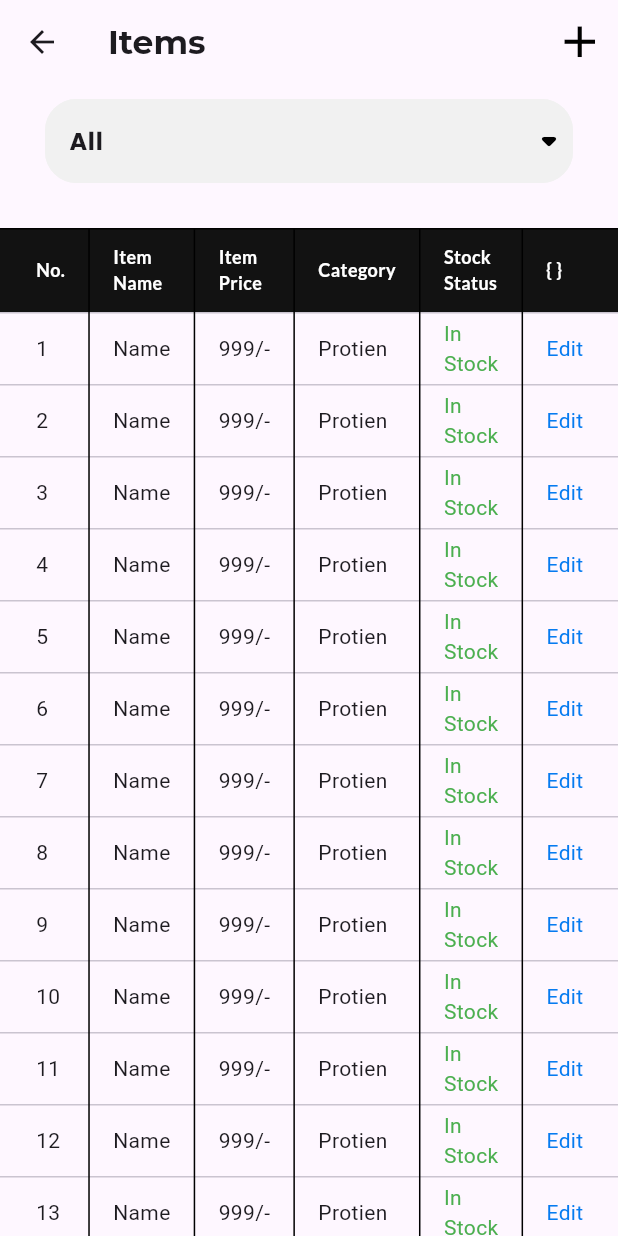
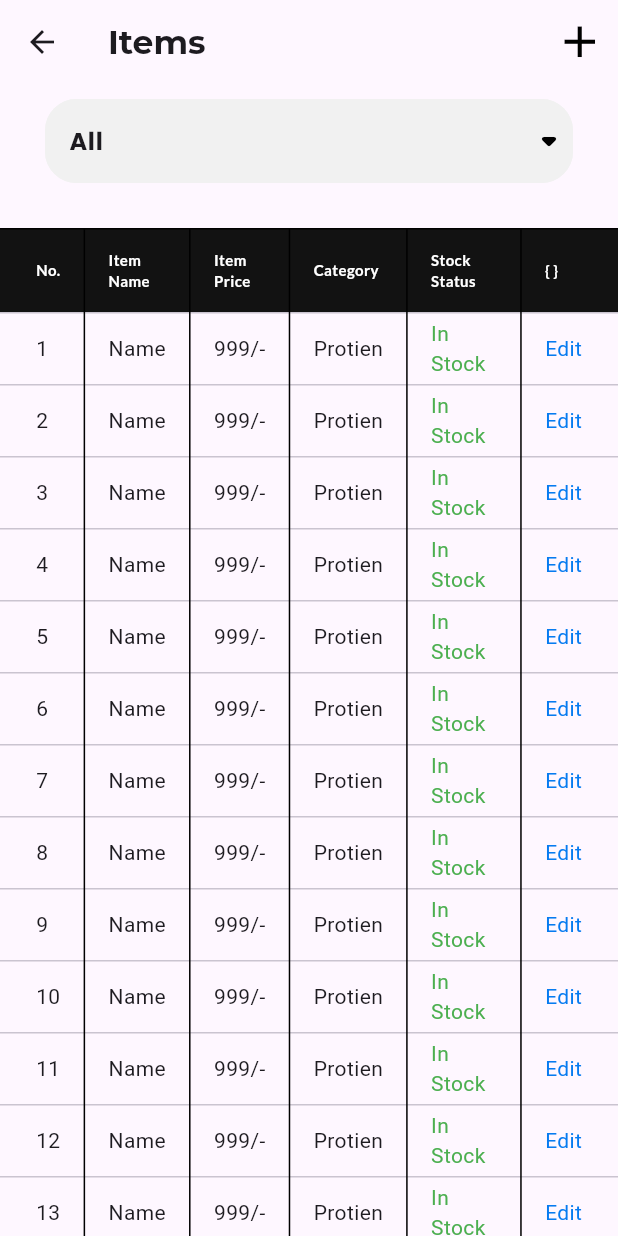
Before and after one commit to H4R1-4926/shopping_app_admin, a Flutter app: the ItemList screen opened directly, on a phone screen of 412 x 824 dp. Run offline on Flutter 3.47's test engine with Material 3 defaults, Android fonts, the phone set to English and light mode, and no system bars; our stand-ins replace bloc, carousel_slider, flutter_bloc, flutter_colorpicker, freezed_annotation, google_fonts and 5 more.

Commit message:
change size

```diff
--- a/lib/Presentation/Screens/Home/Items_Category/items.dart
+++ b/lib/Presentation/Screens/Home/Items_Category/items.dart
@@ -103,7 +103,7 @@ class ItemList extends StatelessWidget {
                           const WidgetStatePropertyAll(kdarkbackground),
                       headingTextStyle: GoogleFonts.lato(
                           color: kwhite,
-                          fontSize: 12,
+                          fontSize: 10,
                           fontWeight: FontWeight.bold),
                       dividerThickness: 1,
                       border: const TableBorder(
```
